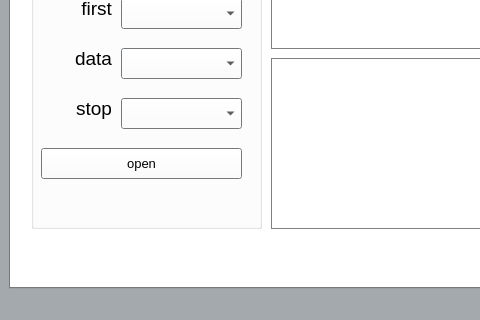
kmolLin/Pyquino, file core/mainwindow.ui: the form before one commit; both pictures show x 0 to 480 and y 206 to 526 of the 859 by 526 pixel window.
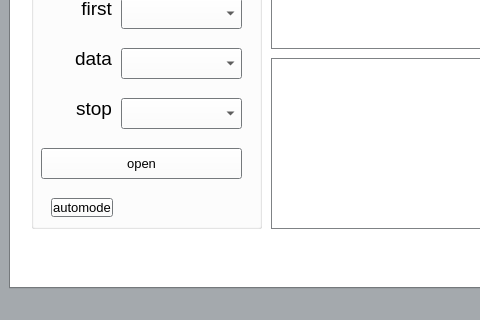
The form after the commit. Icons and pictures are not drawn.

The edit to the form file:
```diff
--- a/core/mainwindow.ui
+++ b/core/mainwindow.ui
@@ -738,6 +738,19 @@
           <string>open</string>
          </property>
         </widget>
+        <widget class="QPushButton" name="automode_btn">
+         <property name="geometry">
+          <rect>
+           <x>20</x>
+           <y>330</y>
+           <width>62</width>
+           <height>19</height>
+          </rect>
+         </property>
+         <property name="text">
+          <string>automode</string>
+         </property>
+        </widget>
        </widget>
        <widget class="QPushButton" name="pushButtonSendData">
         <property name="geometry">
```
Left out of the diff: 6 changed lines with no effect on the pictures.
